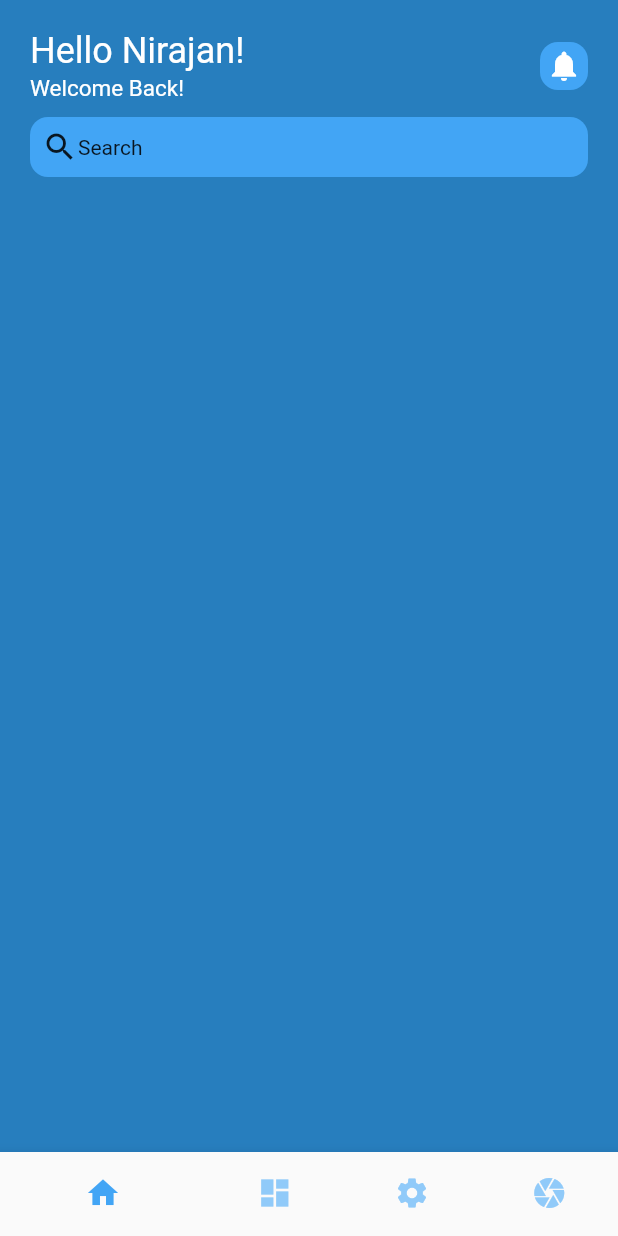
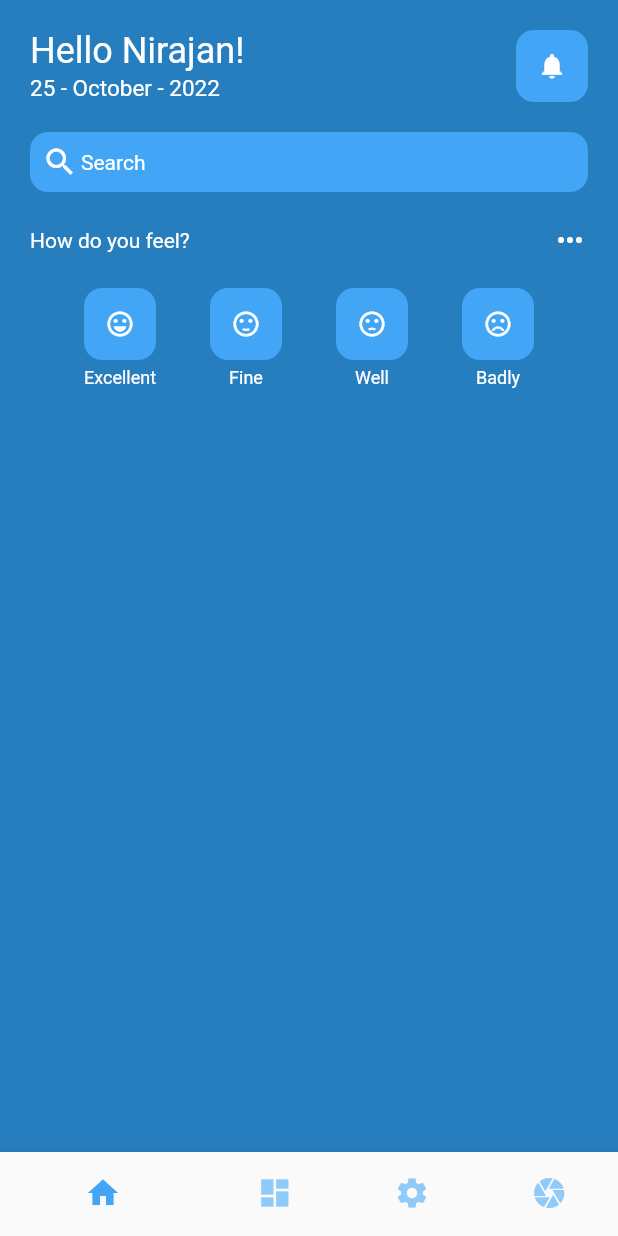
Before and after one commit to Nirajan1/dribblecopy, a Flutter app: the screen it shows after launch, on a phone screen of 412 x 824 dp. Run offline on Flutter 3.47's test engine with Material 2 defaults, Android fonts, the light colour scheme and no system bars.

Commit message:
date formater added

```diff
--- /dev/null
+++ b/lib/utli/emoticon_rating.dart
@@ -0,0 +1,25 @@
+import 'package:flutter/material.dart';
+
+class EmotIconRating extends StatelessWidget {
+  final Icon emoticon;
+  const EmotIconRating({
+    super.key,
+    required this.emoticon,
+  });
+
+  @override
+  Widget build(BuildContext context) {
+    return Container(
+      decoration: BoxDecoration(
+        color: Colors.blue[400],
+        borderRadius: BorderRadius.circular(12),
+      ),
+      child: IconButton(
+        color: Colors.white,
+        iconSize: 20,
+        onPressed: () {},
+        icon: emoticon,
+      ),
+    );
+  }
+}
--- a/lib/view/home.dart
+++ b/lib/view/home.dart
@@ -1,10 +1,13 @@
+import 'package:copyd/utli/emoticon_rating.dart';
 import 'package:flutter/material.dart';
+import 'package:intl/intl.dart';
 
 class HomePage extends StatelessWidget {
   const HomePage({super.key});
 
   @override
   Widget build(BuildContext context) {
+    var time = DateTime.now();
     return SafeArea(
       child: Scaffold(
         bottomNavigationBar: BottomNavigationBar(
@@ -36,40 +39,40 @@ class HomePage extends StatelessWidget {
                       children: [
                         Column(
                           crossAxisAlignment: CrossAxisAlignment.start,
-                          children: const [
-                            Text(
+                          children: [
+                            const Text(
                               'Hello Nirajan!',
                               style:
                                   TextStyle(fontSize: 24, color: Colors.white),
                             ),
-                            SizedBox(
+                            const SizedBox(
                               height: 2.0,
                             ),
                             Text(
-                              'Welcome Back!',
-                              style: TextStyle(
+                              DateFormat('d - MMMM - y').format(time),
+                              style: const TextStyle(
                                 fontSize: 15,
                                 color: Colors.white,
                               ),
-                            )
+                            ),
                           ],
                         ),
                         Container(
-                          padding: const EdgeInsets.all(4),
                           decoration: BoxDecoration(
                             color: Colors.blue[400],
                             borderRadius: BorderRadius.circular(12),
                           ),
-                          child: const Icon(
-                            Icons.notifications,
-                            color: Colors.white,
-                          ),
+                          child: IconButton(
+                              color: Colors.white,
+                              iconSize: 20,
+                              onPressed: () {},
+                              icon: const Icon(Icons.notifications)),
                         )
                       ],
                     ),
                     // search bar row
                     const SizedBox(
-                      height: 10.0,
+                      height: 20.0,
                     ),
                     Container(
                       decoration: BoxDecoration(
@@ -79,14 +82,117 @@ class HomePage extends StatelessWidget {
                       child: Padding(
                         padding: const EdgeInsets.all(8.0),
                         child: Row(
-                          children: const [Icon(Icons.search), Text('Search')],
+                          children: const [
+                            Icon(
+                              Icons.search,
+                              color: Colors.white,
+                            ),
+                            SizedBox(
+                              width: 2.0,
+                            ),
+                            Text(
+                              'Search',
+                              style: TextStyle(color: Colors.white),
+                            ),
+                          ],
                         ),
                       ),
                     ),
+                    const SizedBox(
+                      height: 20.0,
+                    ),
+
+                    Row(
+                      mainAxisAlignment: MainAxisAlignment.spaceBetween,
+                      children: const [
+                        Text(
+                          'How do you feel?',
+                          style: TextStyle(
+                            color: Colors.white,
+                          ),
+                        ),
+                        Icon(
+                          Icons.more_horiz,
+                          color: Colors.white,
+                        ),
+                      ],
+                    ),
+                    const SizedBox(
+                      height: 20.0,
+                    ),
+                    Row(
+                      mainAxisAlignment: MainAxisAlignment.spaceEvenly,
+                      children: [
+                        Column(
+                          children: const [
+                            EmotIconRating(
+                                emoticon: Icon(
+                              Icons.sentiment_very_satisfied,
+                              size: 20,
+                            )),
+                            SizedBox(
+                              height: 5.0,
+                            ),
+                            Text(
+                              'Excellent',
+                              style:
+                                  TextStyle(color: Colors.white, fontSize: 12),
+                            ),
+                          ],
+                        ),
+                        Column(
+                          children: const [
+                            EmotIconRating(
+                              emoticon: Icon(
+                                Icons.sentiment_satisfied,
+                                size: 20,
+                              ),
+                            ),
+                            SizedBox(height: 5.0),
+                            Text(
+                              'Fine',
+                              style:
+                                  TextStyle(color: Colors.white, fontSize: 12),
+                            )
+                          ],
+                        ),
+                        Column(
+                          children: const [
+                            EmotIconRating(
+                                emoticon: Icon(
+                              Icons.sentiment_dissatisfied,
+                              size: 20,
+                            )),
+                            SizedBox(height: 5.0),
+                            Text(
+                              'Well',
+                              style:
+                                  TextStyle(color: Colors.white, fontSize: 12),
+                            )
+                          ],
+                        ),
+                        Column(
+                          crossAxisAlignment: CrossAxisAlignment.center,
+                          children: const [
+                            EmotIconRating(
+                                emoticon: Icon(
+                              Icons.sentiment_very_dissatisfied,
+                              size: 20,
+                            )),
+                            SizedBox(height: 5.0),
+                            Text(
+                              'Badly',
+                              style:
+                                  TextStyle(color: Colors.white, fontSize: 12),
+                            )
+                          ],
+                        ),
+                      ],
+                    ),
                   ],
                 ),
+                //  top container inside the padding is closed!
               ),
-
             ],
           ),
         ),
--- a/pubspec.yaml
+++ b/pubspec.yaml
@@ -36,6 +36,7 @@ dependencies:
   # The following adds the Cupertino Icons font to your application.
   # Use with the CupertinoIcons class for iOS style icons.
   cupertino_icons: ^1.0.2
+  intl: ^0.17.0
 
 dev_dependencies:
   flutter_test:
```
Also changed, not shown: pubspec.lock.
